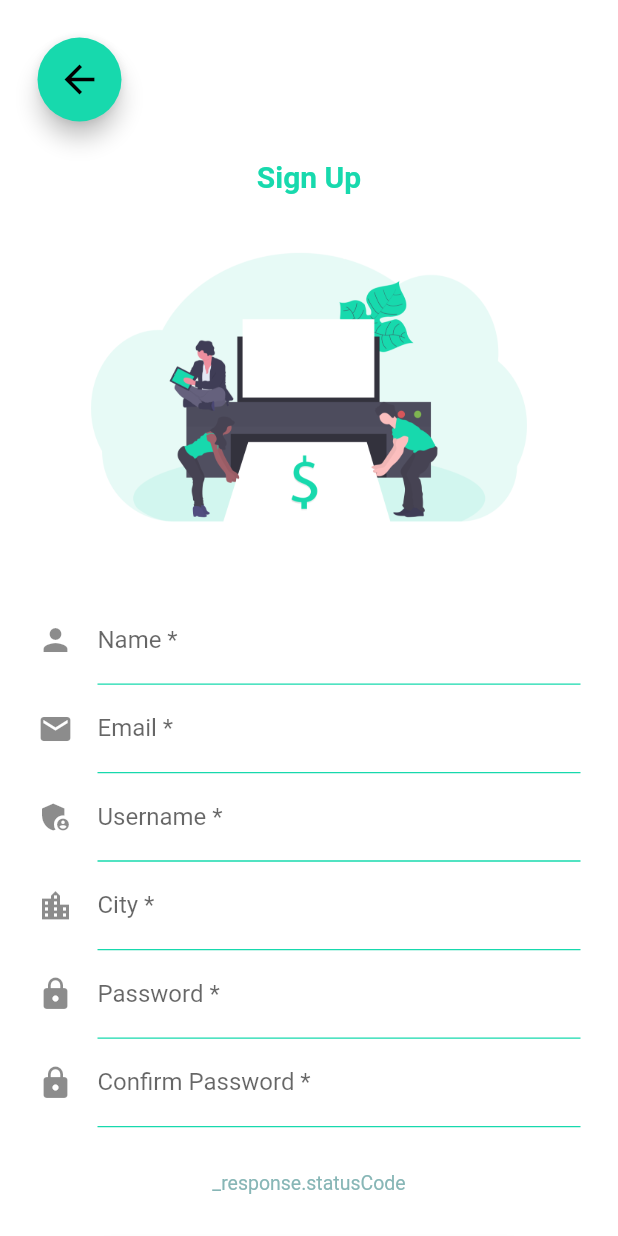
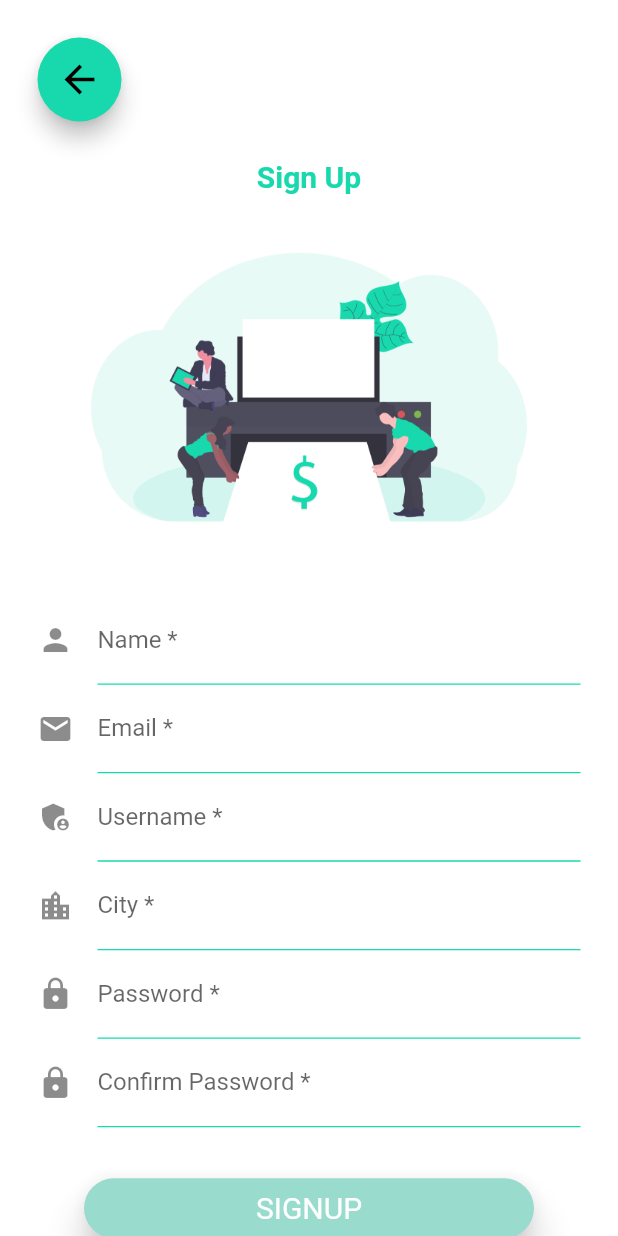
Before and after one commit to sagarsi02/login_system_flutter, a Flutter app: the screen it shows after launch, after a tap on "SIGNUP", on a phone screen of 412 x 824 dp. Run offline on Flutter 3.47's test engine with Material 2 defaults, Android fonts, the phone set to English and light mode, and no system bars; missing offline and left inert: flutter_session; network calls fail.

Commit message:
SignUp Successfully Done

```diff
--- a/lib/Screen/signUp.dart
+++ b/lib/Screen/signUp.dart
@@ -4,7 +4,7 @@ import 'package:flutter/material.dart';
 import 'package:flutter_session/flutter_session.dart';
 import 'package:http/http.dart' as http;
 import 'package:login_system/Screen/login.dart';
-
+import 'dart:convert';
 // import '../modal/api_call.dart';
 
 class signUp extends StatefulWidget {
@@ -15,7 +15,6 @@ class signUp extends StatefulWidget {
 }
 
 class _signUpState extends State<signUp> {
-
   @override
   Widget build(BuildContext context) {
     return Scaffold(
@@ -79,26 +78,39 @@ class formSection extends StatefulWidget {
 }
 
 class _formSectionState extends State<formSection> {
-
-  post_data(nameController, emailController, userController, cityController, passwordController, cPasswordController) async{
-  final  _response = await http.post(Uri.parse("http://127.0.0.1:8000/api/createuser").replace(host: '10.0.2.2'),
+  post_data(
+      TextEditingController nameController,
+      TextEditingController emailController,
+      TextEditingController userController,
+      TextEditingController cityController,
+      TextEditingController passwordController,
+      TextEditingController cPasswordController) async {
+    var response = await http.post(
+        Uri.parse("http://127.0.0.1:8000/api/createuser")
+            .replace(host: '10.0.2.2'),
         body: {
-          "name" : nameController.text,
-          "username" : userController.text,
-          "email" : emailController.text,
-          "city" : cityController.text,
-          "password" : passwordController.text,
-          "c_password" : cPasswordController.text
+          "name": nameController.text,
+          "username": userController.text,
+          "email": emailController.text,
+          "city": cityController.text,
+          "password": passwordController.text,
+          "c_password": cPasswordController.text
         });
-      if(_response.statusCode == 200){
+    if (response.statusCode == 200 || response.statusCode == 202) {
       Navigator.push(
         context,
         MaterialPageRoute(builder: (context) => const login()),
       );
-      }else{
-        print('Error');
+      var message = jsonDecode(response.body)['Success'];
+      var snackBar = SnackBar(content: Text(message));
+      ScaffoldMessenger.of(context).showSnackBar(snackBar);
+    } else {
+      var message = jsonDecode(response.body)['Error'];
+      var snackBar = SnackBar(content: Text(message));
+      ScaffoldMessenger.of(context).showSnackBar(snackBar);
     }
   }
+
   final _formKey = GlobalKey<FormState>();
   TextEditingController nameController = TextEditingController();
   TextEditingController emailController = TextEditingController();
@@ -250,27 +262,11 @@ class _formSectionState extends State<formSection> {
           const SizedBox(
             height: 30,
           ),
-          const Padding(
-            padding: EdgeInsets.fromLTRB(20, 0, 20, 0),
-            child: Text(
-              '_response.statusCode',
-              style: TextStyle(
-                fontSize: 13,
-                color: Color.fromARGB(255, 135, 182, 182)
-              ),
-            ),
-          ),
-          const SizedBox(
-            height: 30,
-          ),
-          ElevatedButton(onPressed: () => post_data(
-            nameController,
-            emailController,
-            userController,
-            cityController,
-            passwordController,
-            cPasswordController
-          ),
+          ElevatedButton(
+            onPressed: () {
+              post_data(nameController, emailController, userController,
+                  cityController, passwordController, cPasswordController);
+            },
             style: ButtonStyle(
                 backgroundColor: MaterialStateProperty.all(
                     const Color.fromARGB(255, 153, 219, 204)),
@@ -287,9 +283,7 @@ class _formSectionState extends State<formSection> {
                   fontSize: 20,
                   color: Colors.red,
                 ))),
-
             child: const Text('SIGNUP'),
-
           ),
         ],
       ),
```
Lines whose indentation alone changed are shown as unchanged.
